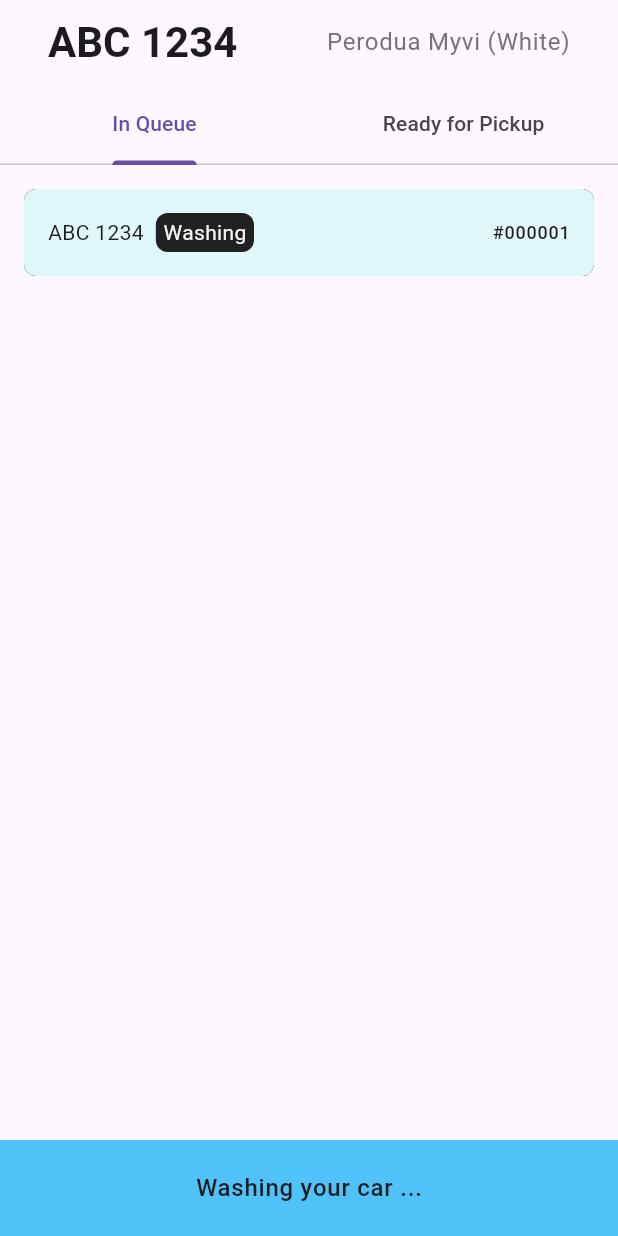
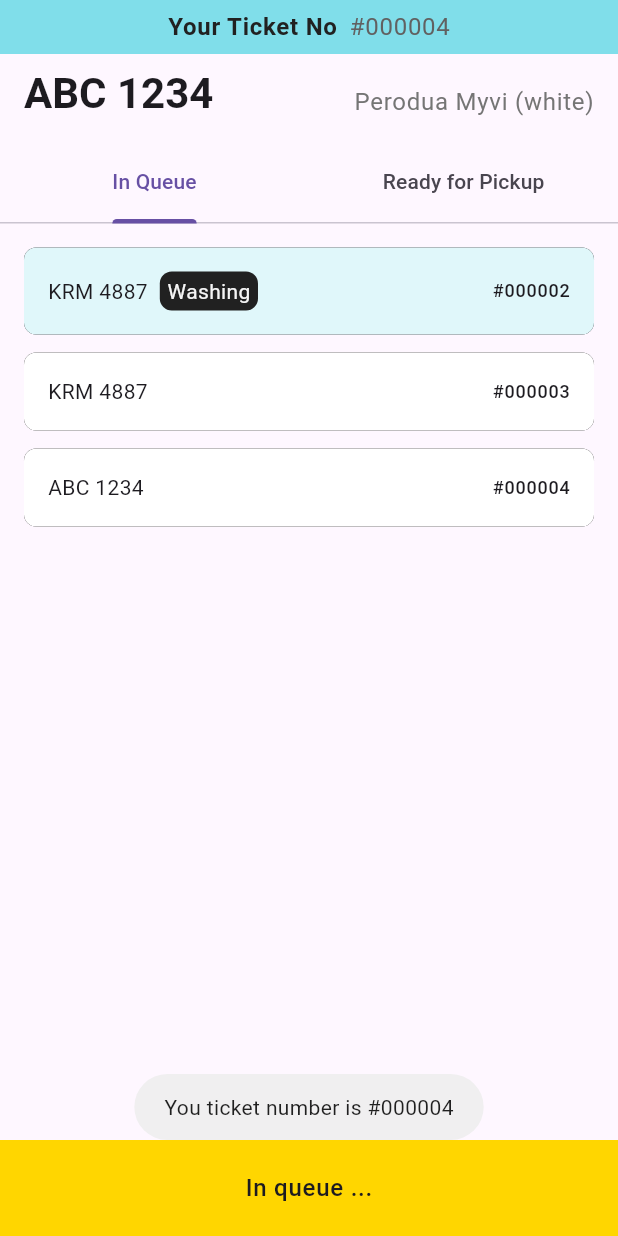
Before and after one commit to yuhangang/carwash, a Flutter app: the screen it shows after launch, after a tap on "Join the Queue", on a phone screen of 412 x 824 dp. Run offline on Flutter 3.47's test engine with Material 2 defaults, Android fonts, the phone set to English and light mode, and no system bars; our stand-ins replace flutter_bloc, fluttertoast.

Commit message:
modify UIs

```diff
--- a/lib/features/core/data/model/order.dart
+++ b/lib/features/core/data/model/order.dart
@@ -2,33 +2,33 @@ import 'package:quickwash/features/core/data/model/order_status.dart';
 import 'package:quickwash/features/core/data/model/vehicle.dart';
 
 class Order {
-  final String ticket;
+  final String ticketNumber;
   final OrderStatus orderStatus;
   final Vehicle vehicle;
 
   Order.create({
-    required this.ticket,
+    required this.ticketNumber,
     required this.vehicle,
   }) : orderStatus = OrderStatus.queueing;
 
   Order._({
-    required this.ticket,
+    required this.ticketNumber,
     required this.orderStatus,
     required this.vehicle,
   });
 
   factory Order.moveVehicleToWashingPoint(Order order) => Order._(
-      ticket: order.ticket,
+      ticketNumber: order.ticketNumber,
       orderStatus: OrderStatus.washing,
       vehicle: order.vehicle);
 
   factory Order.moveVehicleToPickOutPoint(Order order) => Order._(
-      ticket: order.ticket,
+      ticketNumber: order.ticketNumber,
       orderStatus: OrderStatus.readyOrPickUp,
       vehicle: order.vehicle);
 
   factory Order.complete(Order order) => Order._(
-      ticket: order.ticket,
+      ticketNumber: order.ticketNumber,
       orderStatus: OrderStatus.completed,
       vehicle: order.vehicle);
 }
--- a/lib/features/core/data/repo/queue_repository.dart
+++ b/lib/features/core/data/repo/queue_repository.dart
@@ -8,58 +8,64 @@ import 'package:quickwash/features/core/data/model/vehicle.dart';
 import 'package:queue/queue.dart';
 
 abstract class QueueRepository {
-  Stream<Order> getOrderStream();
-  Future<void> addOrder(Vehicle vehicle);
   List<Order> getQueue();
   List<Order> getOrderToBePickedUp();
   Order? getCurrentWashingCar();
-  Future<void> pickUp(Order order);
+
+  void initStream();
+  Stream<Order> getOrderStream();
+  Future<void> addOrder(Vehicle vehicle);
+  Future<Exception?> pickUp(String ticketNumber);
 }
 
 class QueueRepositoryImpl implements QueueRepository {
   final CircularQueue<Order> _queue = CircularQueue();
   int _counter = 0;
-  Timer? carPlateGenerationTimer;
   final List<Order> _orderToBePickedUp = [];
+  final _streamController = StreamController<Order>.broadcast();
 
-  QueueRepositoryImpl() {
-    initStream();
-  }
+  QueueRepositoryImpl();
   Order? washing;
+
+  @override
+  List<Order> getQueue() => _queue.getQueue();
+  @override
+  List<Order> getOrderToBePickedUp() => _orderToBePickedUp;
+  @override
+  Order? getCurrentWashingCar() => washing;
 
   String get _nextTicketNumber {
     _counter++;
-    return _counter.toString().padLeft(6, "0");
+    return "#${_counter.toString().padLeft(6, "0")}";
   }
 
-  final controller = StreamController<Order>.broadcast();
+  @override
+  void initStream() {
+    addOrder(Vehicle(carPlate: getRandomCarPlate()));
+    addOrder(Vehicle(carPlate: getRandomCarPlate()));
+    addOrder(Vehicle(carPlate: getRandomCarPlate()));
 
-  initStream() {
-    carPlateGenerationTimer = Timer.periodic(
-        const Duration(seconds: AppConfig.newQueueFrequencyInSecond), (timer) {
+    Timer.periodic(const Duration(seconds: AppConfig.newQueueFrequencyInSecond),
+        (timer) {
       addOrder(Vehicle(carPlate: getRandomCarPlate()));
     });
-
-    controller.stream
-        .where((event) => event.orderStatus == OrderStatus.readyOrPickUp)
-        .listen((event) {});
   }
 
   serveStream() async {
     if (_queue.isNotEmpty()) {
       if (washing == null) {
         washing = Order.moveVehicleToWashingPoint(_queue.dequeue());
-        controller.sink.add(washing!);
+        _streamController.sink.add(washing!);
         Future.delayed(
             const Duration(seconds: AppConfig.carWashFrequencyInSecond), () {
           var order = Order.moveVehicleToPickOutPoint(washing!);
-          controller.sink.add(order);
+          _streamController.sink.add(order);
           _orderToBePickedUp.insert(0, order);
 
           washing = null;
         });
       } else {
-        await controller.stream
+        await _streamController.stream
             .firstWhere((e) => e.orderStatus == OrderStatus.readyOrPickUp);
         serveStream();
       }
@@ -67,32 +73,27 @@ class QueueRepositoryImpl implements QueueRepository {
   }
 
   @override
-  Stream<Order> getOrderStream() => controller.stream;
+  Stream<Order> getOrderStream() => _streamController.stream;
 
   @override
   Future<void> addOrder(Vehicle vehicle) async {
-    final order = Order.create(ticket: _nextTicketNumber, vehicle: vehicle);
-    controller.sink.add(order);
+    final order =
+        Order.create(ticketNumber: _nextTicketNumber, vehicle: vehicle);
+    _streamController.sink.add(order);
     _queue.enqueue(order);
     serveStream();
   }
 
   @override
-  List<Order> getQueue() => _queue.getQueue();
-
-  @override
-  List<Order> getOrderToBePickedUp() => _orderToBePickedUp;
-
-  @override
-  Order? getCurrentWashingCar() => washing;
-
-  @override
-  Future<void> pickUp(Order order) async {
-    if (_orderToBePickedUp.contains(order)) {
-      bool success = _orderToBePickedUp.remove(order);
-      if (success) {
-        controller.sink.add(Order.complete(order));
-      }
+  Future<Exception?> pickUp(String ticketNumber) async {
+    final index = _orderToBePickedUp
+        .indexWhere((element) => element.ticketNumber == ticketNumber);
+    if (index != -1) {
+      final order = _orderToBePickedUp.removeAt(index);
+      _streamController.sink.add(Order.complete(order));
+      return null;
+    } else {
+      return Exception("Invalid tickets");
     }
   }
 }
--- a/lib/features/core/presentation/bloc/car_wash_queue_bloc.dart
+++ b/lib/features/core/presentation/bloc/car_wash_queue_bloc.dart
@@ -33,6 +33,10 @@ class CarWashQueueBloc extends Bloc<CarWashQueueEvent, CarWashQueueState> {
           washing: null,
           orderToBePickedUp: _queueRepository.getOrderToBePickedUp()));
     });
+
+    on<CarWashQueueLoadingEvent>((event, emit) {
+      _queueRepository.initStream();
+    });
   }
 
   @override
--- a/lib/features/core/presentation/bloc/user_car_wash_cubit.dart
+++ b/lib/features/core/presentation/bloc/user_car_wash_cubit.dart
@@ -44,7 +44,10 @@ class UserCarWashCubit extends Cubit<UserCarWashState> {
     _queueRepository.addOrder(vehicle);
   }
 
-  Future<void> pickUpVehicle(Order order) async {
-    _queueRepository.pickUp(order);
+  Future<void> pickUpVehicle(String ticketNumber, Order order) async {
+    final exception = await _queueRepository.pickUp(ticketNumber);
+    if (exception != null) {
+      emit(UserCarWashPickUpError(order: order, exception: exception));
+    }
   }
 }
--- a/lib/features/core/presentation/bloc/user_car_wash_state.dart
+++ b/lib/features/core/presentation/bloc/user_car_wash_state.dart
@@ -7,23 +7,35 @@ class UserCarWashInitial extends UserCarWashState {}
 
 class UserCarWashCompleted extends UserCarWashState {}
 
-class UserCarInQueue extends UserCarWashState {
+abstract class UserHasActiveOrder extends UserCarWashState {
   final Order order;
-  UserCarInQueue({
+  UserHasActiveOrder({
     required this.order,
   });
 }
 
-class UserCarInWashing extends UserCarWashState {
-  final Order order;
-  UserCarInWashing({
-    required this.order,
+class UserCarInQueue extends UserHasActiveOrder {
+  UserCarInQueue({
+    required super.order,
   });
 }
 
-class UserCarReadyToPickup extends UserCarWashState {
-  final Order order;
-  UserCarReadyToPickup({
-    required this.order,
+class UserCarInWashing extends UserHasActiveOrder {
+  UserCarInWashing({
+    required super.order,
   });
 }
+
+class UserCarReadyToPickup extends UserHasActiveOrder {
+  UserCarReadyToPickup({
+    required super.order,
+  });
+}
+
+class UserCarWashPickUpError extends UserCarReadyToPickup {
+  final Exception exception;
+  UserCarWashPickUpError({
+    required super.order,
+    required this.exception,
+  });
+}
--- a/lib/features/core/presentation/ui/home_page.dart
+++ b/lib/features/core/presentation/ui/home_page.dart
@@ -1,11 +1,13 @@
 import 'package:quickwash/features/core/data/model/order.dart';
-import 'package:quickwash/features/core/data/model/order_status.dart';
 import 'package:quickwash/features/core/data/model/vehicle.dart';
 import 'package:quickwash/features/core/presentation/bloc/car_wash_queue_bloc.dart';
 import 'package:quickwash/features/core/presentation/bloc/user_car_wash_cubit.dart';
 import 'package:flutter/material.dart';
 import 'package:flutter_bloc/flutter_bloc.dart';
 import 'package:fluttertoast/fluttertoast.dart';
+import 'package:quickwash/features/core/presentation/ui/widgets/ticket_number_input_dialog.dart';
+import 'package:quickwash/features/core/presentation/ui/widgets/order_list.dart';
+import 'package:quickwash/features/core/presentation/ui/widgets/my_app_bar.dart';
 
 class HomePage extends StatefulWidget {
   const HomePage({super.key});
@@ -14,56 +16,52 @@ class HomePage extends StatefulWidget {
   State<HomePage> createState() => _HomePageState();
 }
 
-class _HomePageState extends State<HomePage> {
+class _HomePageState extends State<HomePage>
+    with SingleTickerProviderStateMixin {
   late final carWashQueueBloc = BlocProvider.of<CarWashQueueBloc>(context);
   late final userCarWashCubit = BlocProvider.of<UserCarWashCubit>(context);
   static const vehicle = Vehicle(carPlate: "ABC 1234");
+  late final TabController _tabController =
+      TabController(length: 2, vsync: this);
+
+  @override
+  void initState() {
+    WidgetsBinding.instance.addPostFrameCallback((timeStamp) {
+      carWashQueueBloc.add(CarWashQueueLoadingEvent());
+    });
+    super.initState();
+  }
+
   @override
   Widget build(BuildContext context) {
+    return BlocBuilder<UserCarWashCubit, UserCarWashState>(
+      builder: (context, state) {
         return Scaffold(
-      appBar: AppBar(
-        title: BlocBuilder<UserCarWashCubit, UserCarWashState>(
-          builder: (context, state) {
-            return Container(
-              margin: const EdgeInsets.symmetric(horizontal: 16),
-              child: Column(children: [
-                Row(
-                  mainAxisAlignment: MainAxisAlignment.spaceBetween,
-                  children: [
-                    Text(
-                      vehicle.carPlate,
-                      style: Theme.of(context)
-                          .textTheme
-                          .headlineMedium
-                          ?.copyWith(fontWeight: FontWeight.w600),
-                    ),
-                    Text(
-                      "Perodua Myvi (White)",
-                      style: Theme.of(context)
-                          .textTheme
-                          .bodyLarge
-                          ?.copyWith(color: Colors.grey.shade600),
-                    ),
-                  ],
-                ),
-              ]),
-            );
-          },
-        ),
-      ),
-      floatingActionButtonLocation: FloatingActionButtonLocation.centerDocked,
+          appBar: PreferredSize(
+              preferredSize: Size.fromHeight(
+                  state is UserHasActiveOrder ? 95 : kToolbarHeight),
+              child: MyAppBar(
+                vehicle: vehicle,
+                ticketNumber: state is UserHasActiveOrder
+                    ? state.order.ticketNumber
+                    : null,
+              )),
           floatingActionButton: _buildFAB(),
+          floatingActionButtonLocation:
+              FloatingActionButtonLocation.centerDocked,
           body: Column(
             children: [
               Expanded(
                 flex: 3,
-            child: DefaultTabController(
-              length: 2,
                 child: Column(
                   children: [
-                  const TabBar(
-                      labelPadding: EdgeInsets.all(16),
-                      tabs: [Text("In Queue"), Text("Ready for Pickup")]),
+                    TabBar(
+                        labelPadding: const EdgeInsets.all(16),
+                        controller: _tabController,
+                        tabs: const [
+                          Text("In Queue"),
+                          Text("Ready for Pickup")
+                        ]),
                     Expanded(
                       child: BlocBuilder<CarWashQueueBloc, CarWashQueueState>(
                         builder: (context, state) {
@@ -74,43 +72,60 @@ class _HomePageState extends State<HomePage> {
                                   ? state.orderToBePickedUp
                                   : [];
                           return TabBarView(
+                            controller: _tabController,
                             children: [
-                            CarList(queue: queue),
-                            CarList(queue: orderToBePickedUp),
+                              OrderList(queue: queue),
+                              OrderList(queue: orderToBePickedUp),
                             ],
                           );
                         },
                       ),
                     ),
-                  BlocBuilder<UserCarWashCubit, UserCarWashState>(
-                    builder: (context, state) {
-                      if (state is UserCarInQueue) {
-                        return _buildBottomBanner(context,
-                            title: "In queue ...",
-                            color: Colors.yellowAccent.shade700);
-                      }
-
-                      if (state is UserCarInWashing) {
-                        return _buildBottomBanner(context,
-                            title: "Washing your car ...",
-                            color: Colors.lightBlue.shade300);
-                      }
-
-                      return const SizedBox.shrink();
-                    },
-                  )
+                    _buildBottomStatusBar()
                   ],
-              ),
                 ),
               ),
             ],
           ),
         );
+      },
+    );
   }
 
-  Container _buildBottomBanner(BuildContext context,
-      {required String title, required Color color}) {
-    return Container(
+  Widget _buildBottomStatusBar() {
+    return BlocConsumer<UserCarWashCubit, UserCarWashState>(
+      listener: (context, state) {
+        if (state is UserCarInQueue) {
+          Fluttertoast.showToast(
+              msg: "You ticket number is ${state.order.ticketNumber}");
+        }
+        if (state is UserCarWashCompleted) {
+          Fluttertoast.showToast(msg: "Thank you for choosing QuickWash!");
+        } else if (state is UserCarWashPickUpError) {
+          Fluttertoast.showToast(msg: state.exception.toString());
+        }
+      },
+      builder: (context, state) {
+        if (state is UserCarInQueue) {
+          return _buildBottomBanner(context,
+              title: "In queue ...", color: Colors.yellowAccent.shade700);
+        }
+
+        if (state is UserCarInWashing) {
+          return _buildBottomBanner(context,
+              title: "Washing your car ...", color: Colors.lightBlue.shade300);
+        }
+
+        return const SizedBox.shrink();
+      },
+    );
+  }
+
+  Widget _buildBottomBanner(BuildContext context,
+      {required String title, required Color color, VoidCallback? onTap}) {
+    return GestureDetector(
+      onTap: onTap,
+      child: Container(
         color: color,
         padding: const EdgeInsets.all(20),
         child: Row(
@@ -127,6 +142,7 @@ class _HomePageState extends State<HomePage> {
             ),
           ],
         ),
+      ),
     );
   }
 
@@ -134,12 +150,7 @@ class _HomePageState extends State<HomePage> {
       Colors.cyanAccent;
 
   Widget _buildFAB() {
-    return BlocConsumer<UserCarWashCubit, UserCarWashState>(
-      listener: (context, state) {
-        if (state is UserCarWashCompleted) {
-          Fluttertoast.showToast(msg: "Thank you for choosing QuickWash!");
-        }
-      },
+    return BlocBuilder<UserCarWashCubit, UserCarWashState>(
       builder: (context, state) {
         return Row(
           children: [
@@ -147,25 +158,37 @@ class _HomePageState extends State<HomePage> {
               child: Padding(
                 padding: const EdgeInsets.all(16),
                 child: Builder(builder: (context) {
-                  if (state is UserCarReadyToPickup) {
-                    return FloatingActionButton.extended(
-                      onPressed: () async {
-                        userCarWashCubit.pickUpVehicle(state.order);
-                      },
-                      backgroundColor: Colors.lightGreen,
-                      icon: const Icon(Icons.queue),
-                      label: const Text("Pick Up"),
-                    );
-                  }
                   if (state is UserCarWashInitial ||
                       state is UserCarWashCompleted) {
                     return FloatingActionButton.extended(
+                      elevation: 1,
                       onPressed: () async {
                         userCarWashCubit.putUserInQueue(vehicle);
                       },
                       backgroundColor: Colors.cyan.shade600,
                       icon: const Icon(Icons.local_car_wash),
                       label: const Text("Join the Queue"),
+                    );
+                  }
+
+                  if (state is UserCarReadyToPickup) {
+                    return FloatingActionButton.extended(
+                      elevation: 1,
+                      onPressed: () async {
+                        showDialog<String>(
+                          context: context,
+                          builder: (BuildContext context) {
+                            return const TicketNumberInputDialog();
+                          },
+                        ).then((value) {
+                          if (value != null) {
+                            userCarWashCubit.pickUpVehicle(value, state.order);
+                          }
+                        });
+                      },
+                      backgroundColor: Colors.lightGreen.shade400,
+                      icon: const Icon(Icons.local_car_wash),
+                      label: const Text("Ready To Pickup"),
                     );
                   }
 
@@ -179,67 +202,3 @@ class _HomePageState extends State<HomePage> {
     );
   }
 }
-
-class CarList extends StatelessWidget {
-  const CarList({
-    super.key,
-    required this.queue,
-  });
-
-  final List<Order> queue;
-
-  @override
-  Widget build(BuildContext context) {
-    return ListView.separated(
-        padding:
-            const EdgeInsets.only(bottom: 120, top: 16, left: 16, right: 16),
-        itemBuilder: (context, index) {
-          final order = queue[index];
-          return Container(
-            padding: const EdgeInsets.all(16),
-            decoration: BoxDecoration(
-                borderRadius: BorderRadius.circular(8),
-                color: order.orderStatus == OrderStatus.washing
-                    ? Colors.cyan.shade50
-                    : Colors.white,
-                boxShadow: const [BoxShadow()]),
-            child: Column(
-              children: [
-                Row(
-                  children: [
-                    Expanded(
-                        child: Row(
-                      children: [
-                        Text(order.vehicle.carPlate),
-                        if (order.orderStatus == OrderStatus.washing)
-                          Container(
-                            margin: const EdgeInsets.symmetric(horizontal: 8),
-                            padding: const EdgeInsets.symmetric(
-                                horizontal: 5, vertical: 3),
-                            decoration: BoxDecoration(
-                              borderRadius: BorderRadius.circular(8),
-                              color: Colors.grey.shade900,
-                            ),
-                            child: Text(
-                              "Washing",
-                              style: TextStyle(color: Colors.grey.shade100),
-                            ),
-                          )
-                      ],
-                    )),
-                    Text(
-                      "#${order.ticket}",
-                      style: Theme.of(context).textTheme.labelMedium,
-                    )
-                  ],
-                )
-              ],
-            ),
-          );
-        },
-        separatorBuilder: (context, index) => const SizedBox(
-              height: 12,
-            ),
-        itemCount: queue.length);
-  }
-}
--- /dev/null
+++ b/lib/features/core/presentation/ui/widgets/my_app_bar.dart
@@ -0,0 +1,72 @@
+import 'package:flutter/material.dart';
+import 'package:quickwash/features/core/data/model/vehicle.dart';
+
+class MyAppBar extends StatelessWidget {
+  final String? ticketNumber;
+  const MyAppBar({
+    Key? key,
+    this.ticketNumber,
+    required this.vehicle,
+  }) : super(key: key);
+
+  final Vehicle vehicle;
+
+  @override
+  Widget build(BuildContext context) {
+    return SafeArea(
+      child: Column(children: [
+        if (ticketNumber != null)
+          Container(
+            color: Colors.cyan.shade200,
+            padding: const EdgeInsets.symmetric(horizontal: 16, vertical: 6),
+            child: Row(
+              mainAxisAlignment: MainAxisAlignment.center,
+              children: [
+                Text(
+                  "Your Ticket No",
+                  style: Theme.of(context).textTheme.bodyLarge?.copyWith(
+                      color: Colors.grey.shade900, fontWeight: FontWeight.w600),
+                ),
+                const SizedBox(
+                  width: 8,
+                ),
+                Text(
+                  ticketNumber!,
+                  style: Theme.of(context)
+                      .textTheme
+                      .bodyLarge
+                      ?.copyWith(color: Colors.grey.shade700),
+                ),
+              ],
+            ),
+          ),
+        Padding(
+          padding: const EdgeInsets.symmetric(vertical: 8, horizontal: 16),
+          child: Row(
+            crossAxisAlignment: CrossAxisAlignment.end,
+            mainAxisAlignment: MainAxisAlignment.spaceBetween,
+            children: [
+              Text(
+                vehicle.carPlate,
+                style: Theme.of(context)
+                    .textTheme
+                    .headlineMedium
+                    ?.copyWith(fontWeight: FontWeight.w600),
+              ),
+              Text(
+                "Perodua Myvi (white)",
+                style: Theme.of(context)
+                    .textTheme
+                    .bodyLarge
+                    ?.copyWith(color: Colors.grey.shade600),
+              ),
+            ],
+          ),
+        ),
+        const SizedBox(
+          height: 4,
+        ),
+      ]),
+    );
+  }
+}
--- /dev/null
+++ b/lib/features/core/presentation/ui/widgets/order_list.dart
@@ -0,0 +1,67 @@
+import 'package:flutter/material.dart';
+import 'package:quickwash/features/core/data/model/order.dart';
+import 'package:quickwash/features/core/data/model/order_status.dart';
+
+class OrderList extends StatelessWidget {
+  const OrderList({
+    super.key,
+    required this.queue,
+  });
+
+  final List<Order> queue;
+
+  @override
+  Widget build(BuildContext context) {
+    return ListView.separated(
+        padding:
+            const EdgeInsets.only(bottom: 120, top: 16, left: 16, right: 16),
+        itemBuilder: (context, index) {
+          final order = queue[index];
+          return Container(
+            padding: const EdgeInsets.all(16),
+            decoration: BoxDecoration(
+                borderRadius: BorderRadius.circular(8),
+                color: order.orderStatus == OrderStatus.washing
+                    ? Colors.cyan.shade50
+                    : Colors.white,
+                boxShadow: const [BoxShadow()]),
+            child: Column(
+              children: [
+                Row(
+                  children: [
+                    Expanded(
+                        child: Row(
+                      children: [
+                        Text(order.vehicle.carPlate),
+                        if (order.orderStatus == OrderStatus.washing)
+                          Container(
+                            margin: const EdgeInsets.symmetric(horizontal: 8),
+                            padding: const EdgeInsets.symmetric(
+                                horizontal: 5, vertical: 3),
+                            decoration: BoxDecoration(
+                              borderRadius: BorderRadius.circular(8),
+                              color: Colors.grey.shade900,
+                            ),
+                            child: Text(
+                              "Washing",
+                              style: TextStyle(color: Colors.grey.shade100),
+                            ),
+                          )
+                      ],
+                    )),
+                    Text(
+                      order.ticketNumber,
+                      style: Theme.of(context).textTheme.labelMedium,
+                    )
+                  ],
+                )
+              ],
+            ),
+          );
+        },
+        separatorBuilder: (context, index) => const SizedBox(
+              height: 12,
+            ),
+        itemCount: queue.length);
+  }
+}
--- /dev/null
+++ b/lib/features/core/presentation/ui/widgets/ticket_number_input_dialog.dart
@@ -0,0 +1,40 @@
+import 'package:flutter/material.dart';
+
+class TicketNumberInputDialog extends StatefulWidget {
+  const TicketNumberInputDialog({super.key});
+
+  @override
+  State<TicketNumberInputDialog> createState() =>
+      _TicketNumberInputDialogState();
+}
+
+class _TicketNumberInputDialogState extends State<TicketNumberInputDialog> {
+  final _plateController = TextEditingController(text: "#");
+
+  @override
+  void dispose() {
+    _plateController.dispose();
+    super.dispose();
+  }
+
+  @override
+  Widget build(BuildContext context) {
+    return AlertDialog(
+      title: const Text('Enter Ticket Number'),
+      content: TextField(
+        controller: _plateController,
+        keyboardType: TextInputType.number,
+      ),
+      actions: [
+        TextButton(
+          child: const Text('Submit'),
+          onPressed: () {
+            String plate = _plateController.text;
+            // Do something with the plate, e.g. save to database
+            Navigator.pop(context, plate);
+          },
+        ),
+      ],
+    );
+  }
+}
```
Lines whose indentation alone changed are shown as unchanged.
